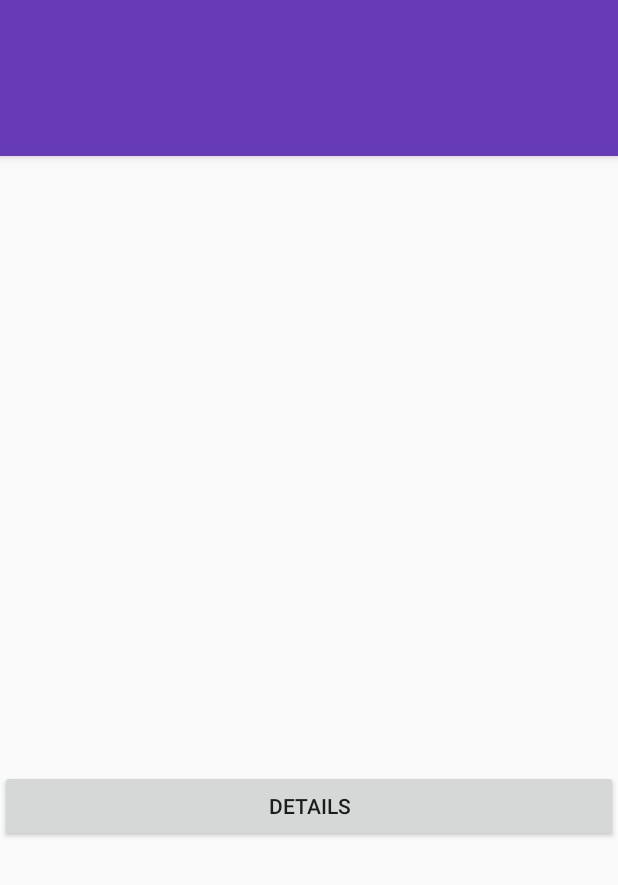
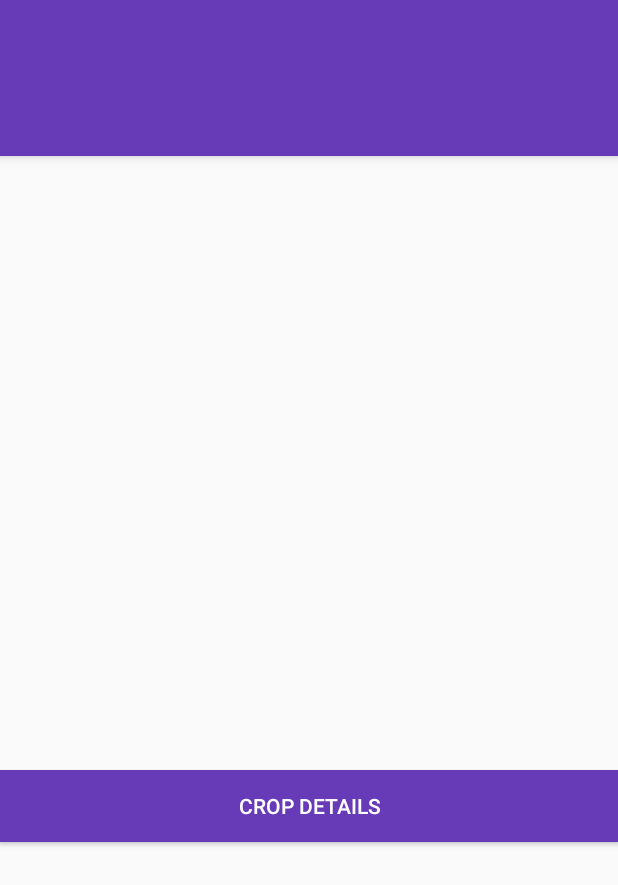
Before and after one commit to venkateshdevale/SuperAgro, an Android app: the layout activity_main.xml on its own in the app's theme, with its tools: preview values and no code run, on a phone screen of 412 x 824 dp. Shown: the top 885 px of the screen. Run offline under Robolectric (Android 15) with nearby library versions, the phone set to English and light mode, and no system bars.

```diff
--- a/app/src/main/res/layout/activity_main.xml
+++ b/app/src/main/res/layout/activity_main.xml
@@ -45,7 +45,9 @@
         <Button
             android:layout_width="match_parent"
             android:layout_height="wrap_content"
-            android:text="Details"
+            android:text="Crop Details"
+            android:textColor="@android:color/white"
+            android:background="@color/primary"
             android:id="@+id/details_button"
             android:layout_gravity="center_horizontal"/>
     </LinearLayout>
```
Also changed, not shown: app/src/main/res/drawable-xxxhdpi/crop_corn.png, app/src/main/res/drawable-xxxhdpi/crop_peanuts.png, app/src/main/res/drawable-xxxhdpi/crop_rice.png, app/src/main/res/drawable-xxxhdpi/crop_soybeans.png, app/src/main/res/drawable-xxxhdpi/crop_wheat.png, app/src/main/res/drawable-xxxhdpi/home_icon.png, app/src/main/res/drawable-xxxhdpi/refresh.png, app/src/main/res/drawable-xxxhdpi/state_based_analysis.png, app/src/main/res/drawable-xxxhdpi/state_productivity.png, app/src/main/res/drawable/tutorial4.png.
